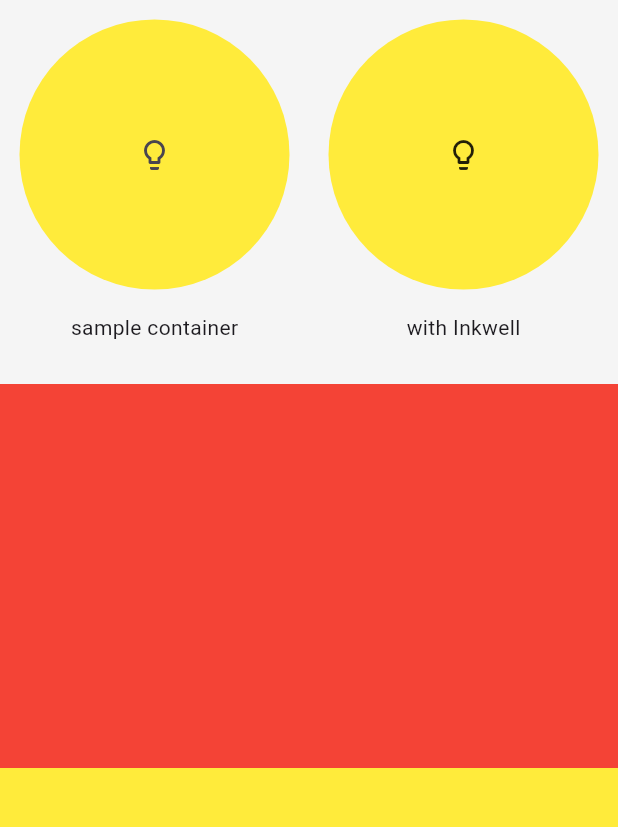
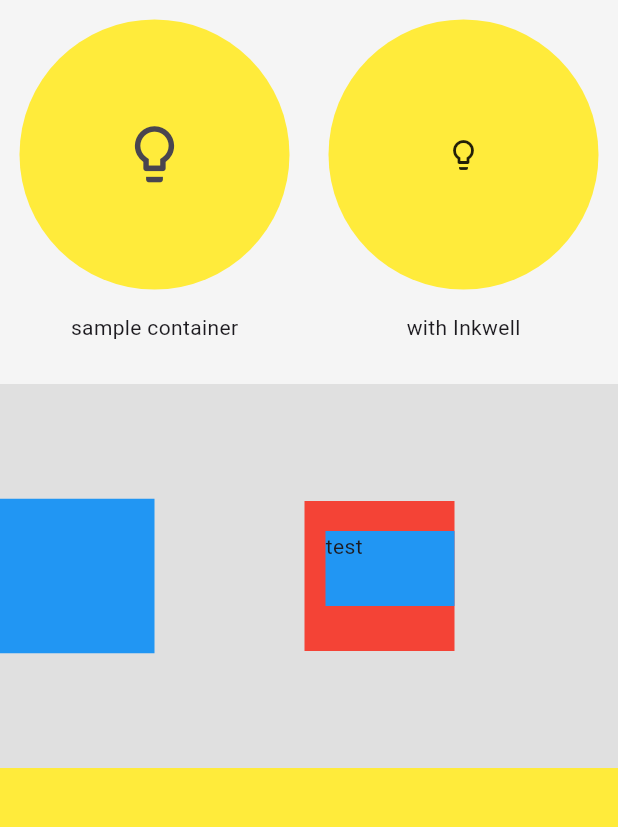
Before and after one commit to bouaziz-mohamed-amine/Smart-Tech, a Flutter app: the screen it shows after launch, on a phone screen of 412 x 824 dp, the part 84-911 px from its top. Run offline on Flutter 3.47's test engine with Material 3 defaults, Android fonts, the phone set to English and light mode, and no system bars.

Commit message:
add margin and padding

```diff
--- a/lib/HomePage.dart
+++ b/lib/HomePage.dart
@@ -8,6 +8,10 @@ class HomePage extends StatefulWidget {
 }
 
 class _HomePageState extends State<HomePage> {
+
+
+
+
   @override
   Widget build(BuildContext context) {
     return Scaffold(
@@ -50,13 +54,13 @@ class _HomePageState extends State<HomePage> {
                             height: 180,
                             decoration: BoxDecoration(
                                 color: Colors.yellow,
-                              shape: BoxShape.circle
+                              shape: BoxShape.circle,
                             ),
                             child: IconButton(
                               onPressed: ()=>{
                                 print("container 1")
                               },
-                              icon: Icon(Icons.lightbulb_outlined),
+                              icon: Icon(Icons.lightbulb_outlined,size: 45,),
                             ),
                           ),
                           Container(
@@ -95,7 +99,28 @@ class _HomePageState extends State<HomePage> {
                       ),
                   ],),
                 )),
-            Expanded(child: Container(color: Colors.red,)),
+            Expanded(child:
+            Container(
+              color: Colors.grey.shade300,
+              child: Row(
+                children: [
+                  Container(
+                    margin: EdgeInsets.only(right: 100),
+                    width: MediaQuery.of(context).size.width/4,
+                    height: MediaQuery.of(context).size.width/4,
+                    color: Colors.blue,
+                  ),
+                  Container(
+                    padding: EdgeInsets.only(left: 14,top: 20,bottom: 30),
+                    width: 100,
+                    height: 100,
+                    color: Colors.red,
+                    child: Container(child: Text("test"),color: Colors.blue,),
+                  ),
+                ],
+              ),
+            )
+            ),
             Expanded(child: Container(color: Colors.yellow,))
           ],
         ),
```
